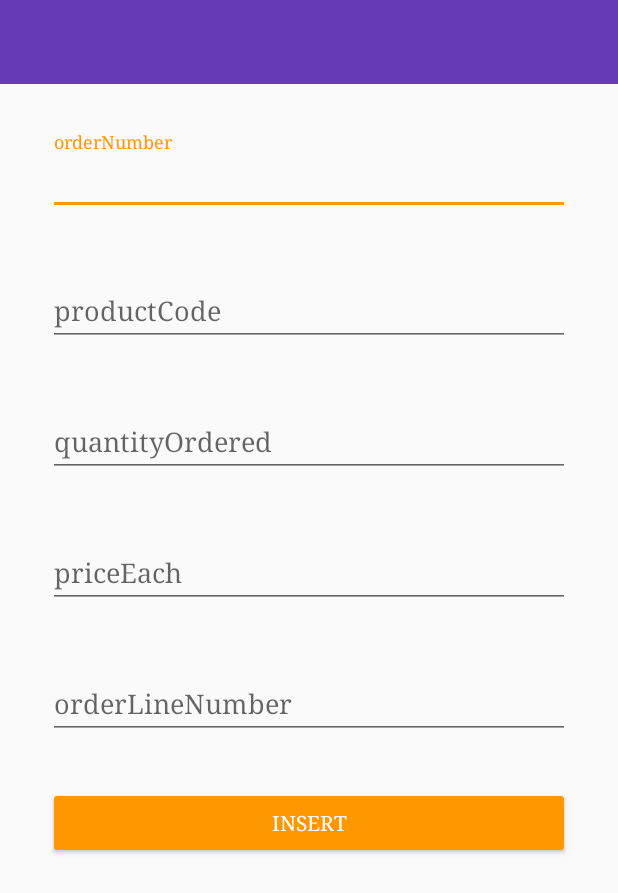
After one commit to webianks/AnoTech-Android, an Android app: the layout order_details.xml on its own in the app's theme, with its tools: preview values and no code run, on a phone screen of 412 x 824 dp. The commit adds this screen. Shown: the top 893 px of the screen. Run offline under Robolectric (Android 15) with nearby library versions, the phone set to English and light mode, and no system bars.

Commit message:
Added new orderDetails class

```diff
--- /dev/null
+++ b/app/src/main/java/com/webianks/anotech/test_classes/OrderDetails.java
@@ -0,0 +1,22 @@
+package com.webianks.anotech.test_classes;
+
+import android.os.Bundle;
+import android.support.annotation.Nullable;
+import android.support.v7.app.AppCompatActivity;
+
+import com.webianks.anotech.R;
+
+/**
+ * Created by R Ankit on 22-03-2017.
+ */
+
+public class OrderDetails extends AppCompatActivity {
+
+    @Override
+    protected void onCreate(@Nullable Bundle savedInstanceState) {
+        super.onCreate(savedInstanceState);
+
+        setContentView(R.layout.order_details);
+
+    }
+}
--- /dev/null
+++ b/app/src/main/res/layout/order_details.xml
@@ -0,0 +1,118 @@
+<?xml version="1.0" encoding="utf-8"?>
+
+<LinearLayout xmlns:android="http://schemas.android.com/apk/res/android"
+    android:layout_width="match_parent"
+    android:layout_height="wrap_content"
+    android:orientation="vertical">
+
+    <android.support.v7.widget.Toolbar
+        android:id="@+id/toolbar"
+        android:layout_width="match_parent"
+        android:layout_height="wrap_content"
+        android:background="?attr/colorPrimary" />
+
+
+    <ScrollView
+        android:layout_width="match_parent"
+        android:layout_height="match_parent">
+
+        <LinearLayout
+            android:layout_width="match_parent"
+            android:layout_height="wrap_content"
+            android:orientation="vertical">
+
+
+            <android.support.design.widget.TextInputLayout
+                android:layout_width="match_parent"
+                android:layout_height="wrap_content"
+                android:layout_margin="@dimen/structure_item_padding">
+
+                <android.support.design.widget.TextInputEditText
+                    android:layout_width="match_parent"
+                    android:layout_height="wrap_content"
+                    android:hint="@string/order_number"
+                    android:inputType="number" />
+
+            </android.support.design.widget.TextInputLayout>
+
+
+            <android.support.design.widget.TextInputLayout
+                android:layout_width="match_parent"
+                android:layout_height="wrap_content"
+                android:layout_marginBottom="@dimen/structure_item_padding"
+                android:layout_marginLeft="@dimen/structure_item_padding"
+                android:layout_marginRight="@dimen/structure_item_padding">
+
+                <android.support.design.widget.TextInputEditText
+                    android:layout_width="match_parent"
+                    android:layout_height="wrap_content"
+                    android:hint="@string/product_code"
+                    android:inputType="text" />
+
+            </android.support.design.widget.TextInputLayout>
+
+
+            <android.support.design.widget.TextInputLayout
+                android:layout_width="match_parent"
+                android:layout_height="wrap_content"
+                android:layout_marginBottom="@dimen/structure_item_padding"
+                android:layout_marginLeft="@dimen/structure_item_padding"
+                android:layout_marginRight="@dimen/structure_item_padding">
+
+                <android.support.design.widget.TextInputEditText
+                    android:layout_width="match_parent"
+                    android:layout_height="wrap_content"
+                    android:hint="@string/quantity_ordered"
+                    android:inputType="number" />
+
+            </android.support.design.widget.TextInputLayout>
+
+
+            <android.support.design.widget.TextInputLayout
+                android:layout_width="match_parent"
+                android:layout_height="wrap_content"
+                android:layout_marginBottom="@dimen/structure_item_padding"
+                android:layout_marginLeft="@dimen/structure_item_padding"
+                android:layout_marginRight="@dimen/structure_item_padding">
+
+                <android.support.design.widget.TextInputEditText
+                    android:layout_width="match_parent"
+                    android:layout_height="wrap_content"
+                    android:hint="@string/price_each"
+                    android:inputType="number" />
+
+            </android.support.design.widget.TextInputLayout>
+
+
+            <android.support.design.widget.TextInputLayout
+                android:layout_width="match_parent"
+                android:layout_height="wrap_content"
+                android:layout_marginBottom="@dimen/structure_item_padding"
+                android:layout_marginLeft="@dimen/structure_item_padding"
+                android:layout_marginRight="@dimen/structure_item_padding">
+
+                <android.support.design.widget.TextInputEditText
+                    android:layout_width="match_parent"
+                    android:layout_height="wrap_content"
+                    android:hint="@string/order_line_numnber"
+                    android:inputType="number" />
+
+            </android.support.design.widget.TextInputLayout>
+
+
+            <Button
+                android:layout_width="match_parent"
+                android:layout_height="wrap_content"
+                android:layout_marginBottom="@dimen/structure_item_padding"
+                android:layout_marginLeft="@dimen/structure_item_padding"
+                android:layout_marginRight="@dimen/structure_item_padding"
+                android:text="@string/insert"
+                android:theme="@style/ButtonTheme" />
+
+
+        </LinearLayout>
+
+    </ScrollView>
+
+
+</LinearLayout>
--- a/app/src/main/res/values/strings.xml
+++ b/app/src/main/res/values/strings.xml
@@ -5,4 +5,10 @@
     <string name="activity_happened">Outlier has occured in the</string>
     <string name="target">OrderDetails</string>
     <string name="anomaly_intro">Here you can select type of anomaly case you want to test.</string>
+    <string name="order_number">orderNumber</string>
+    <string name="product_code">productCode</string>
+    <string name="quantity_ordered">quantityOrdered</string>
+    <string name="order_line_numnber">orderLineNumber</string>
+    <string name="price_each">priceEach</string>
+    <string name="insert">INSERT</string>
 </resources>
--- a/app/src/main/res/values/styles.xml
+++ b/app/src/main/res/values/styles.xml
@@ -9,4 +9,13 @@
         <item name="android:typeface">serif</item>
     </style>
 
+
+    <style name="ButtonTheme" parent="ThemeOverlay.AppCompat.Dark">
+        <item name="colorButtonNormal">@color/colorAccent</item>
+        <item name="android:layout_marginRight">4dp</item>
+        <item name="android:layout_marginLeft">4dp</item>
+        <item name="android:textColor">@android:color/white</item>
+    </style>
+
+
 </resources>
```
